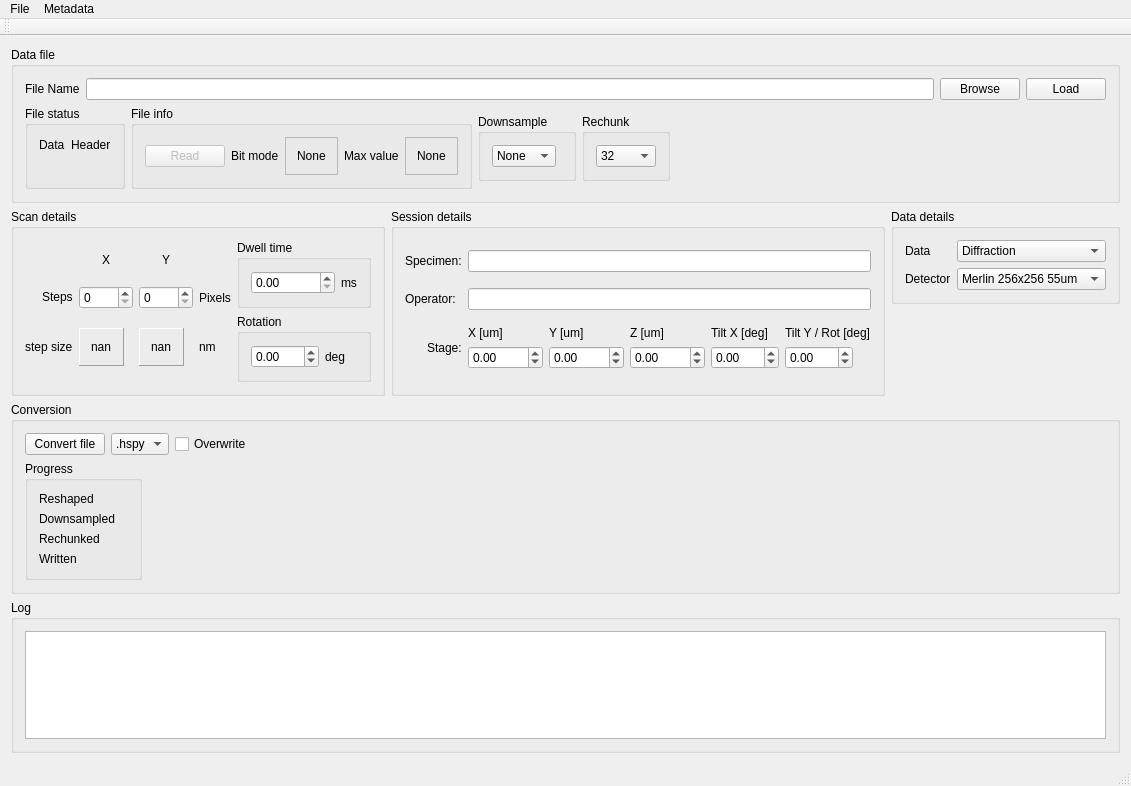
Above: mib2hspy/gui/source/QTCmib2hspy/mainwindow.ui from TEM-Gemini-Centre/mib2hspy before the change. Below: the same form after it.
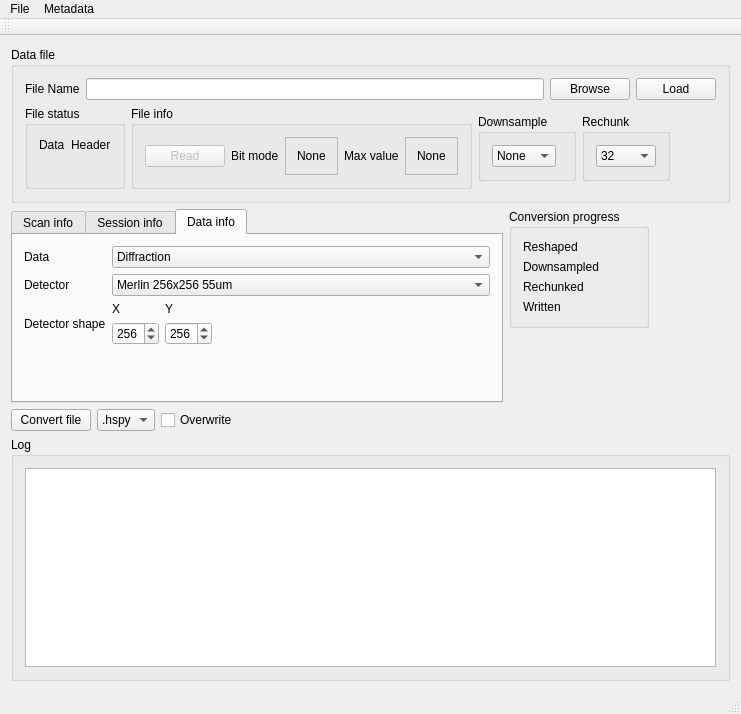
That is the form after the change. The open tabs and pages were chosen to show the change. Icons and pictures are not drawn. Custom widgets are drawn as their Qt base class.

Commit message:
Restructured the GUI model and controller.
Removed parameters from the model, and made the controller collect the required metadata and parameters from the GUI inputs upon writing the signal.

Added the Notes window.

```diff
--- a/mib2hspy/gui/source/QTCmib2hspy/mainwindow.ui
+++ b/mib2hspy/gui/source/QTCmib2hspy/mainwindow.ui
@@ -6,8 +6,8 @@
    <rect>
     <x>0</x>
     <y>0</y>
-    <width>1097</width>
-    <height>786</height>
+    <width>741</width>
+    <height>714</height>
    </rect>
   </property>
   <property name="windowTitle">
@@ -15,211 +15,14 @@
   </property>
   <widget class="QWidget" name="centralWidget">
    <layout class="QGridLayout" name="gridLayout_12">
-    <item row="7" column="0">
-     <widget class="QGroupBox" name="groupBox_7">
+    <item row="10" column="0">
+     <widget class="QGroupBox" name="groupBox_2">
       <property name="title">
-       <string>Conversion</string>
+       <string>Log</string>
       </property>
-      <layout class="QVBoxLayout" name="verticalLayout_7">
+      <layout class="QVBoxLayout" name="verticalLayout">
        <item>
-        <layout class="QGridLayout" name="gridLayout_8">
-         <item row="0" column="2">
-          <widget class="QCheckBox" name="overwriteCheckBox">
-           <property name="text">
-            <string>Overwrite</string>
-           </property>
-          </widget>
-         </item>
-         <item row="0" column="1">
-          <widget class="QComboBox" name="fileFormatSelector">
-           <property name="sizePolicy">
-            <sizepolicy hsizetype="Maximum" vsizetype="Maximum">
-             <horstretch>0</horstretch>
-             <verstretch>0</verstretch>
-            </sizepolicy>
-           </property>
-           <item>
-            <property name="text">
-             <string>.hspy</string>
-            </property>
-           </item>
-           <item>
-            <property name="text">
-             <string>.hdf5</string>
-            </property>
-           </item>
-           <item>
-            <property name="text">
-             <string>.blo</string>
-            </property>
-           </item>
-           <item>
-            <property name="text">
-             <string>.png</string>
-            </property>
-           </item>
-           <item>
-            <property name="text">
-             <string>.tif</string>
-            </property>
-           </item>
-          </widget>
-         </item>
-         <item row="0" column="3">
-          <spacer name="horizontalSpacer_3">
-           <property name="orientation">
-            <enum>Qt::Horizontal</enum>
-           </property>
-           <property name="sizeHint" stdset="0">
-            <size>
-             <width>40</width>
-             <height>20</height>
-            </size>
-           </property>
-          </spacer>
-         </item>
-         <item row="0" column="0">
-          <widget class="QPushButton" name="writeFileButton">
-           <property name="enabled">
-            <bool>true</bool>
-           </property>
-           <property name="sizePolicy">
-            <sizepolicy hsizetype="Maximum" vsizetype="Maximum">
-             <horstretch>0</horstretch>
-             <verstretch>0</verstretch>
-            </sizepolicy>
-           </property>
-           <property name="text">
-            <string>Convert file</string>
-           </property>
-          </widget>
-         </item>
-        </layout>
-       </item>
-       <item>
-        <widget class="QGroupBox" name="groupBox_5">
-         <property name="sizePolicy">
-          <sizepolicy hsizetype="Maximum" vsizetype="Maximum">
-           <horstretch>0</horstretch>
-           <verstretch>0</verstretch>
-          </sizepolicy>
-         </property>
-         <property name="title">
-          <string>Progress</string>
-         </property>
-         <layout class="QGridLayout" name="gridLayout_5">
-          <item row="1" column="2">
-           <widget class="StatusIndicator" name="downsampledIndicator">
-            <property name="sizePolicy">
-             <sizepolicy hsizetype="Maximum" vsizetype="Maximum">
-              <horstretch>0</horstretch>
-              <verstretch>0</verstretch>
-             </sizepolicy>
-            </property>
-            <property name="maximumSize">
-             <size>
-              <width>20</width>
-              <height>20</height>
-             </size>
-            </property>
-            <property name="text">
-             <string/>
-            </property>
-            <property name="pixmap">
-             <pixmap>../icons/None.png</pixmap>
-            </property>
-            <property name="scaledContents">
-             <bool>true</bool>
-            </property>
-           </widget>
-          </item>
-          <item row="1" column="1">
-           <widget class="QLabel" name="label_20">
-            <property name="text">
-             <string>Downsampled</string>
-            </property>
-           </widget>
-          </item>
-          <item row="3" column="2">
-           <widget class="StatusIndicator" name="writtenIndicator">
-            <property name="maximumSize">
-             <size>
-              <width>20</width>
-              <height>20</height>
-             </size>
-            </property>
-            <property name="text">
-             <string/>
-            </property>
-            <property name="pixmap">
-             <pixmap>../icons/None.png</pixmap>
-            </property>
-            <property name="scaledContents">
-             <bool>true</bool>
-            </property>
-           </widget>
-          </item>
-          <item row="2" column="2">
-           <widget class="StatusIndicator" name="rechunkedIndicator">
-            <property name="maximumSize">
-             <size>
-              <width>20</width>
-              <height>20</height>
-             </size>
-            </property>
-            <property name="text">
-             <string/>
-            </property>
-            <property name="pixmap">
-             <pixmap>../icons/None.png</pixmap>
-            </property>
-            <property name="scaledContents">
-             <bool>true</bool>
-            </property>
-           </widget>
-          </item>
-          <item row="0" column="1">
-           <widget class="QLabel" name="label_19">
-            <property name="text">
-             <string>Reshaped</string>
-            </property>
-           </widget>
-          </item>
-          <item row="2" column="1">
-           <widget class="QLabel" name="label_21">
-            <property name="text">
-             <string>Rechunked</string>
-            </property>
-           </widget>
-          </item>
-          <item row="0" column="2">
-           <widget class="StatusIndicator" name="reshapedIndicator">
-            <property name="maximumSize">
-             <size>
-              <width>20</width>
-              <height>20</height>
-             </size>
-            </property>
-            <property name="text">
-             <string/>
-            </property>
-            <property name="pixmap">
-             <pixmap>../icons/None.png</pixmap>
-            </property>
-            <property name="scaledContents">
-             <bool>true</bool>
-            </property>
-           </widget>
-          </item>
-          <item row="3" column="1">
-           <widget class="QLabel" name="label_22">
-            <property name="text">
-             <string>Written</string>
-            </property>
-           </widget>
-          </item>
-         </layout>
-        </widget>
+        <widget class="QPlainTextEdit" name="logView"/>
        </item>
       </layout>
      </widget>
@@ -593,33 +396,25 @@
       </layout>
      </widget>
     </item>
-    <item row="10" column="0">
-     <widget class="QGroupBox" name="groupBox_2">
-      <property name="title">
-       <string>Log</string>
-      </property>
-      <layout class="QVBoxLayout" name="verticalLayout">
-       <item>
-        <widget class="QPlainTextEdit" name="logView"/>
-       </item>
-      </layout>
-     </widget>
-    </item>
     <item row="3" column="0">
      <layout class="QHBoxLayout" name="horizontalLayout_3">
-      <item alignment="Qt::AlignLeft|Qt::AlignTop">
-       <widget class="QGroupBox" name="scanParameterBox">
+      <item>
+       <widget class="QTabWidget" name="tabWidget">
         <property name="sizePolicy">
          <sizepolicy hsizetype="Maximum" vsizetype="Maximum">
           <horstretch>0</horstretch>
           <verstretch>0</verstretch>
          </sizepolicy>
         </property>
-        <property name="title">
-         <string>Scan details</string>
+        <property name="currentIndex">
+         <number>0</number>
         </property>
-        <layout class="QGridLayout" name="gridLayout_15">
-         <item row="0" column="0">
+        <widget class="QWidget" name="tab">
+         <attribute name="title">
+          <string>Scan info</string>
+         </attribute>
+         <layout class="QHBoxLayout" name="horizontalLayout_7">
+          <item>
           <layout class="QGridLayout" name="gridLayout_7">
            <property name="sizeConstraint">
             <enum>QLayout::SetDefaultConstraint</enum>
@@ -661,23 +456,19 @@
              </layout>
             </widget>
            </item>
-           <item row="1" column="5">
-            <widget class="QLabel" name="label_12">
-             <property name="text">
-              <string>Pixels</string>
-             </property>
-            </widget>
-           </item>
-           <item row="0" column="3" alignment="Qt::AlignHCenter">
-            <widget class="QLabel" name="label_4">
+            <item row="1" column="1" alignment="Qt::AlignRight">
+             <widget class="QSpinBox" name="stepsXSpinBox">
+              <property name="enabled">
+               <bool>true</bool>
+              </property>
              <property name="sizePolicy">
-              <sizepolicy hsizetype="Preferred" vsizetype="Maximum">
+               <sizepolicy hsizetype="Maximum" vsizetype="Maximum">
                <horstretch>0</horstretch>
                <verstretch>0</verstretch>
               </sizepolicy>
              </property>
-             <property name="text">
-              <string>Y</string>
+              <property name="maximum">
+               <number>9999</number>
              </property>
             </widget>
            </item>
@@ -694,26 +485,6 @@
              </property>
             </widget>
            </item>
-           <item row="2" column="0">
-            <widget class="QLabel" name="label_7">
-             <property name="text">
-              <string>step size</string>
-             </property>
-            </widget>
-           </item>
-           <item row="0" column="1" alignment="Qt::AlignHCenter">
-            <widget class="QLabel" name="label_3">
-             <property name="sizePolicy">
-              <sizepolicy hsizetype="Preferred" vsizetype="Maximum">
-               <horstretch>0</horstretch>
-               <verstretch>0</verstretch>
-              </sizepolicy>
-             </property>
-             <property name="text">
-              <string>X</string>
-             </property>
-            </widget>
-           </item>
            <item row="2" column="5">
             <widget class="QLabel" name="label_5">
              <property name="text">
@@ -721,32 +492,10 @@
              </property>
             </widget>
            </item>
-           <item row="1" column="0" alignment="Qt::AlignRight">
-            <widget class="QLabel" name="label_6">
-             <property name="sizePolicy">
-              <sizepolicy hsizetype="Preferred" vsizetype="Maximum">
-               <horstretch>0</horstretch>
-               <verstretch>0</verstretch>
-              </sizepolicy>
-             </property>
+            <item row="1" column="5">
+             <widget class="QLabel" name="label_12">
              <property name="text">
-              <string>Steps</string>
-             </property>
-            </widget>
-           </item>
-           <item row="1" column="1" alignment="Qt::AlignRight">
-            <widget class="QSpinBox" name="stepsXSpinBox">
-             <property name="enabled">
-              <bool>true</bool>
-             </property>
-             <property name="sizePolicy">
-              <sizepolicy hsizetype="Maximum" vsizetype="Maximum">
-               <horstretch>0</horstretch>
-               <verstretch>0</verstretch>
-              </sizepolicy>
-             </property>
-             <property name="maximum">
-              <number>9999</number>
+               <string>Pixels</string>
              </property>
             </widget>
            </item>
@@ -781,9 +530,55 @@
              </layout>
             </widget>
            </item>
-          </layout>
-         </item>
-         <item row="0" column="1">
+            <item row="1" column="0" alignment="Qt::AlignRight">
+             <widget class="QLabel" name="label_6">
+              <property name="sizePolicy">
+               <sizepolicy hsizetype="Preferred" vsizetype="Maximum">
+                <horstretch>0</horstretch>
+                <verstretch>0</verstretch>
+               </sizepolicy>
+              </property>
+              <property name="text">
+               <string>Steps</string>
+              </property>
+             </widget>
+            </item>
+            <item row="2" column="0">
+             <widget class="QLabel" name="label_7">
+              <property name="text">
+               <string>step size</string>
+              </property>
+             </widget>
+            </item>
+            <item row="0" column="3" alignment="Qt::AlignHCenter">
+             <widget class="QLabel" name="label_4">
+              <property name="sizePolicy">
+               <sizepolicy hsizetype="Preferred" vsizetype="Maximum">
+                <horstretch>0</horstretch>
+                <verstretch>0</verstretch>
+               </sizepolicy>
+              </property>
+              <property name="text">
+               <string>Y</string>
+              </property>
+             </widget>
+            </item>
+            <item row="0" column="1" alignment="Qt::AlignHCenter">
+             <widget class="QLabel" name="label_3">
+              <property name="sizePolicy">
+               <sizepolicy hsizetype="Preferred" vsizetype="Maximum">
+                <horstretch>0</horstretch>
+                <verstretch>0</verstretch>
+               </sizepolicy>
+              </property>
+              <property name="text">
+               <string>X</string>
+              </property>
+             </widget>
+            </item>
+           </layout>
+          </item>
+          <item>
           <layout class="QVBoxLayout" name="verticalLayout_6">
            <item>
             <widget class="QGroupBox" name="groupBox_18">
@@ -856,29 +651,24 @@
          </item>
         </layout>
        </widget>
-      </item>
-      <item>
-       <widget class="QGroupBox" name="groupBox_4">
-        <property name="sizePolicy">
-         <sizepolicy hsizetype="Maximum" vsizetype="Preferred">
-          <horstretch>0</horstretch>
-          <verstretch>0</verstretch>
-         </sizepolicy>
-        </property>
-        <property name="title">
-         <string>Session details</string>
-        </property>
-        <layout class="QGridLayout" name="gridLayout_3">
+        <widget class="QWidget" name="tab_2">
+         <attribute name="title">
+          <string>Session info</string>
+         </attribute>
+         <layout class="QGridLayout" name="gridLayout_13">
+          <item row="0" column="1">
+           <widget class="QLineEdit" name="specimenLineEdit"/>
+          </item>
+          <item row="1" column="0">
+           <widget class="QLabel" name="label_11">
+            <property name="text">
+             <string>Operator:</string>
+            </property>
+           </widget>
+          </item>
          <item row="1" column="1">
           <widget class="QLineEdit" name="operatorLineEdit"/>
          </item>
-         <item row="2" column="0" alignment="Qt::AlignRight">
-          <widget class="QLabel" name="label_13">
-           <property name="text">
-            <string>Stage:</string>
-           </property>
-          </widget>
-         </item>
          <item row="2" column="1">
           <layout class="QGridLayout" name="gridLayout_4">
            <item row="0" column="3">
@@ -1028,9 +818,6 @@
            </item>
           </layout>
          </item>
-         <item row="0" column="1">
-          <widget class="QLineEdit" name="specimenLineEdit"/>
-         </item>
          <item row="0" column="0">
           <widget class="QLabel" name="label_10">
            <property name="text">
@@ -1038,28 +825,81 @@
            </property>
           </widget>
          </item>
-         <item row="1" column="0">
-          <widget class="QLabel" name="label_11">
+          <item row="2" column="0">
+           <widget class="QLabel" name="label_13">
            <property name="text">
-            <string>Operator:</string>
+             <string>Stage:</string>
            </property>
           </widget>
          </item>
-        </layout>
-       </widget>
-      </item>
-      <item alignment="Qt::AlignTop">
-       <widget class="QGroupBox" name="groupBox_3">
+          <item row="3" column="0">
+           <spacer name="verticalSpacer_2">
+            <property name="orientation">
+             <enum>Qt::Vertical</enum>
+            </property>
+            <property name="sizeHint" stdset="0">
+             <size>
+              <width>20</width>
+              <height>40</height>
+             </size>
+            </property>
+           </spacer>
+          </item>
+         </layout>
+        </widget>
+        <widget class="QWidget" name="tab_3">
+         <attribute name="title">
+          <string>Data info</string>
+         </attribute>
+         <layout class="QGridLayout" name="gridLayout_3">
+          <item row="1" column="0">
+           <widget class="QLabel" name="label_9">
+            <property name="sizePolicy">
+             <sizepolicy hsizetype="Maximum" vsizetype="Maximum">
+              <horstretch>0</horstretch>
+              <verstretch>0</verstretch>
+             </sizepolicy>
+            </property>
+            <property name="text">
+             <string>Detector</string>
+            </property>
+           </widget>
+          </item>
+          <item row="2" column="0">
+           <widget class="QLabel" name="label_24">
+            <property name="text">
+             <string>Detector shape</string>
+            </property>
+           </widget>
+          </item>
+          <item row="1" column="1">
+           <widget class="QComboBox" name="detectorSelector">
         <property name="sizePolicy">
-         <sizepolicy hsizetype="Preferred" vsizetype="Maximum">
+             <sizepolicy hsizetype="Preferred" vsizetype="Preferred">
           <horstretch>0</horstretch>
           <verstretch>0</verstretch>
          </sizepolicy>
         </property>
-        <property name="title">
-         <string>Data details</string>
-        </property>
-        <layout class="QGridLayout" name="gridLayout_2">
+            <item>
+             <property name="text">
+              <string>Merlin 256x256 55um</string>
+             </property>
+            </item>
+           </widget>
+          </item>
+          <item row="0" column="0">
+           <widget class="QLabel" name="label_8">
+            <property name="sizePolicy">
+             <sizepolicy hsizetype="Maximum" vsizetype="Maximum">
+              <horstretch>0</horstretch>
+              <verstretch>0</verstretch>
+             </sizepolicy>
+            </property>
+            <property name="text">
+             <string>Data</string>
+            </property>
+           </widget>
+          </item>
          <item row="0" column="1">
           <widget class="QComboBox" name="dataSelector">
            <item>
@@ -1079,23 +919,10 @@
            </item>
           </widget>
          </item>
-         <item row="1" column="1">
-          <widget class="QComboBox" name="detectorSelector">
-           <property name="sizePolicy">
-            <sizepolicy hsizetype="Preferred" vsizetype="Preferred">
-             <horstretch>0</horstretch>
-             <verstretch>0</verstretch>
-            </sizepolicy>
-           </property>
-           <item>
-            <property name="text">
-             <string>Merlin 256x256 55um</string>
-            </property>
-           </item>
-          </widget>
-         </item>
-         <item row="0" column="0">
-          <widget class="QLabel" name="label_8">
+          <item row="2" column="1">
+           <layout class="QGridLayout" name="gridLayout_11">
+            <item row="0" column="1">
+             <widget class="QLabel" name="label_30">
            <property name="sizePolicy">
             <sizepolicy hsizetype="Maximum" vsizetype="Maximum">
              <horstretch>0</horstretch>
@@ -1103,20 +930,206 @@
             </sizepolicy>
            </property>
            <property name="text">
-            <string>Data</string>
+               <string>Y</string>
            </property>
           </widget>
          </item>
          <item row="1" column="0">
-          <widget class="QLabel" name="label_9">
+             <widget class="QSpinBox" name="detectorXSpinBox">
            <property name="sizePolicy">
             <sizepolicy hsizetype="Maximum" vsizetype="Maximum">
              <horstretch>0</horstretch>
              <verstretch>0</verstretch>
             </sizepolicy>
            </property>
+              <property name="maximum">
+               <number>512</number>
+              </property>
+              <property name="value">
+               <number>256</number>
+              </property>
+             </widget>
+            </item>
+            <item row="1" column="1">
+             <widget class="QSpinBox" name="detectorYSpinBox">
+              <property name="sizePolicy">
+               <sizepolicy hsizetype="Maximum" vsizetype="Maximum">
+                <horstretch>0</horstretch>
+                <verstretch>0</verstretch>
+               </sizepolicy>
+              </property>
+              <property name="maximum">
+               <number>512</number>
+              </property>
+              <property name="value">
+               <number>256</number>
+              </property>
+             </widget>
+            </item>
+            <item row="1" column="2">
+             <spacer name="horizontalSpacer_4">
+              <property name="orientation">
+               <enum>Qt::Horizontal</enum>
+              </property>
+              <property name="sizeHint" stdset="0">
+               <size>
+                <width>40</width>
+                <height>20</height>
+               </size>
+              </property>
+             </spacer>
+            </item>
+            <item row="0" column="0">
+             <widget class="QLabel" name="label_29">
+              <property name="sizePolicy">
+               <sizepolicy hsizetype="Maximum" vsizetype="Maximum">
+                <horstretch>0</horstretch>
+                <verstretch>0</verstretch>
+               </sizepolicy>
+              </property>
            <property name="text">
-            <string>Detector</string>
+               <string>X</string>
+              </property>
+             </widget>
+            </item>
+           </layout>
+          </item>
+          <item row="3" column="0">
+           <spacer name="verticalSpacer">
+            <property name="orientation">
+             <enum>Qt::Vertical</enum>
+            </property>
+            <property name="sizeHint" stdset="0">
+             <size>
+              <width>20</width>
+              <height>40</height>
+             </size>
+            </property>
+           </spacer>
+          </item>
+         </layout>
+        </widget>
+       </widget>
+      </item>
+      <item alignment="Qt::AlignTop">
+       <widget class="QGroupBox" name="groupBox_5">
+        <property name="sizePolicy">
+         <sizepolicy hsizetype="Maximum" vsizetype="Maximum">
+          <horstretch>0</horstretch>
+          <verstretch>0</verstretch>
+         </sizepolicy>
+        </property>
+        <property name="title">
+         <string>Conversion progress</string>
+        </property>
+        <layout class="QGridLayout" name="gridLayout_5">
+         <item row="1" column="2">
+          <widget class="StatusIndicator" name="downsampledIndicator">
+           <property name="sizePolicy">
+            <sizepolicy hsizetype="Maximum" vsizetype="Maximum">
+             <horstretch>0</horstretch>
+             <verstretch>0</verstretch>
+            </sizepolicy>
+           </property>
+           <property name="maximumSize">
+            <size>
+             <width>20</width>
+             <height>20</height>
+            </size>
+           </property>
+           <property name="text">
+            <string/>
+           </property>
+           <property name="pixmap">
+            <pixmap>../icons/None.png</pixmap>
+           </property>
+           <property name="scaledContents">
+            <bool>true</bool>
+           </property>
+          </widget>
+         </item>
+         <item row="1" column="1">
+          <widget class="QLabel" name="label_20">
+           <property name="text">
+            <string>Downsampled</string>
+           </property>
+          </widget>
+         </item>
+         <item row="3" column="2">
+          <widget class="StatusIndicator" name="writtenIndicator">
+           <property name="maximumSize">
+            <size>
+             <width>20</width>
+             <height>20</height>
+            </size>
+           </property>
+           <property name="text">
+            <string/>
+           </property>
+           <property name="pixmap">
+            <pixmap>../icons/None.png</pixmap>
+           </property>
+           <property name="scaledContents">
+            <bool>true</bool>
+           </property>
+          </widget>
+         </item>
+         <item row="2" column="2">
+          <widget class="StatusIndicator" name="rechunkedIndicator">
+           <property name="maximumSize">
+            <size>
+             <width>20</width>
+             <height>20</height>
+            </size>
+           </property>
+           <property name="text">
+            <string/>
+           </property>
+           <property name="pixmap">
+            <pixmap>../icons/None.png</pixmap>
+           </property>
+           <property name="scaledContents">
+            <bool>true</bool>
+           </property>
+          </widget>
+         </item>
+         <item row="0" column="1">
+          <widget class="QLabel" name="label_19">
+           <property name="text">
+            <string>Reshaped</string>
+           </property>
+          </widget>
+         </item>
+         <item row="2" column="1">
+          <widget class="QLabel" name="label_21">
+           <property name="text">
+            <string>Rechunked</string>
+           </property>
+          </widget>
+         </item>
+         <item row="0" column="2">
+          <widget class="StatusIndicator" name="reshapedIndicator">
+           <property name="maximumSize">
+            <size>
+             <width>20</width>
+             <height>20</height>
+            </size>
+           </property>
+           <property name="text">
+            <string/>
+           </property>
+           <property name="pixmap">
+            <pixmap>../icons/None.png</pixmap>
+           </property>
+           <property name="scaledContents">
+            <bool>true</bool>
+           </property>
+          </widget>
+         </item>
+         <item row="3" column="1">
+          <widget class="QLabel" name="label_22">
+           <property name="text">
+            <string>Written</string>
            </property>
           </widget>
          </item>
@@ -1138,6 +1151,68 @@
       </item>
      </layout>
     </item>
+    <item row="4" column="0">
+     <layout class="QGridLayout" name="gridLayout_8">
+      <item row="0" column="1">
+       <widget class="QComboBox" name="fileFormatSelector">
+        <property name="sizePolicy">
+         <sizepolicy hsizetype="Maximum" vsizetype="Maximum">
+          <horstretch>0</horstretch>
+          <verstretch>0</verstretch>
+         </sizepolicy>
+        </property>
+        <item>
+         <property name="text">
+          <string>.hspy</string>
+         </property>
+        </item>
+        <item>
+         <property name="text">
+          <string>.hdf5</string>
+         </property>
+        </item>
+        <item>
+         <property name="text">
+          <string>.blo</string>
+         </property>
+        </item>
+        <item>
+         <property name="text">
+          <string>.png</string>
+         </property>
+        </item>
+        <item>
+         <property name="text">
+          <string>.tif</string>
+         </property>
+        </item>
+       </widget>
+      </item>
+      <item row="0" column="0">
+       <widget class="QPushButton" name="writeFileButton">
+        <property name="enabled">
+         <bool>true</bool>
+        </property>
+        <property name="sizePolicy">
+         <sizepolicy hsizetype="Maximum" vsizetype="Maximum">
+          <horstretch>0</horstretch>
+          <verstretch>0</verstretch>
+         </sizepolicy>
+        </property>
+        <property name="text">
+         <string>Convert file</string>
+        </property>
+       </widget>
+      </item>
+      <item row="0" column="2">
+       <widget class="QCheckBox" name="overwriteCheckBox">
+        <property name="text">
+         <string>Overwrite</string>
+        </property>
+       </widget>
+      </item>
+     </layout>
+    </item>
    </layout>
   </widget>
   <widget class="QMenuBar" name="menuBar">
@@ -1145,7 +1220,7 @@
     <rect>
      <x>0</x>
      <y>0</y>
-     <width>1097</width>
+     <width>741</width>
      <height>26</height>
     </rect>
    </property>
```
Lines whose indentation alone changed are shown as unchanged. The commit also changes 4 other files.
